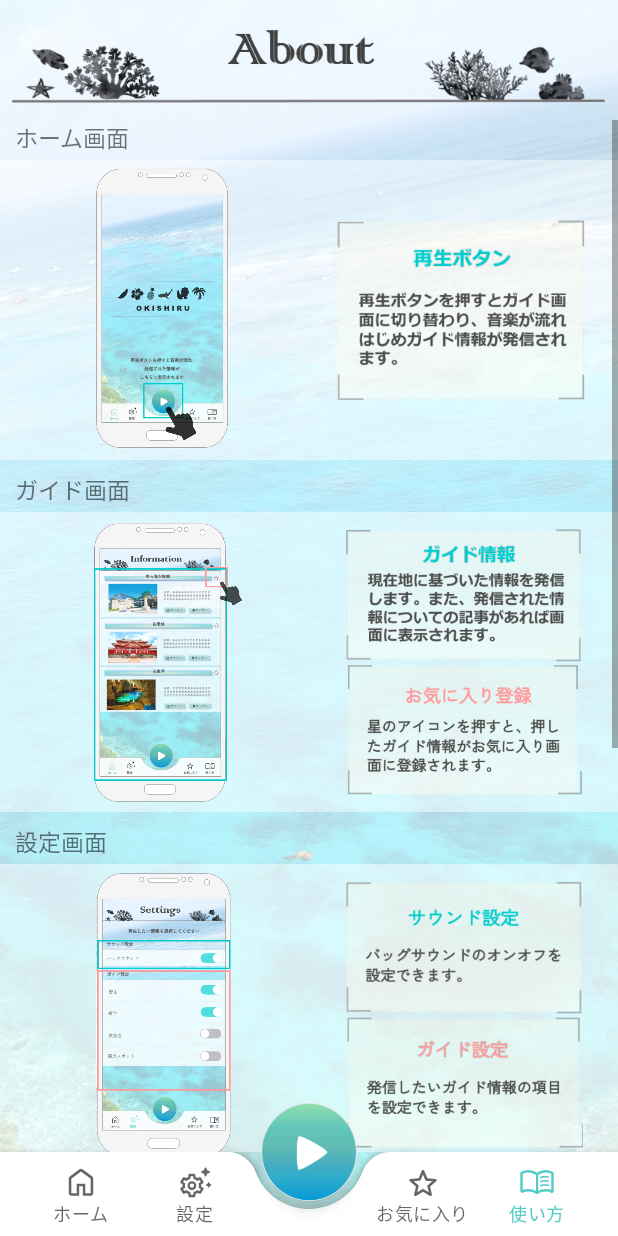
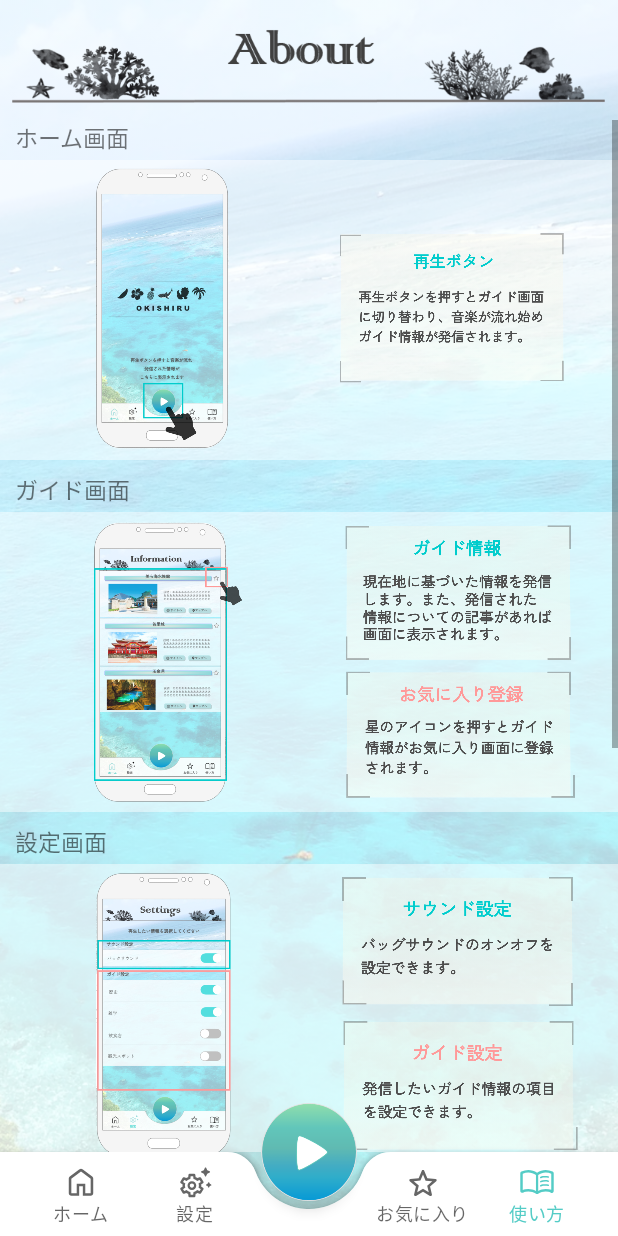
Before and after one commit to ssi17/okishiru, an Android app: the AboutFragment screen opened through its navigation route, on a phone screen of 412 x 824 dp. Run offline under Robolectric (Android 15) with nearby library versions, the phone set to English and light mode, and no system bars; our stand-ins replace Room's generated code, data binding, navigation-ui.

Commit message:
update text-image on about page

```diff
--- a/app/src/main/res/layout/fragment_about.xml
+++ b/app/src/main/res/layout/fragment_about.xml
@@ -104,26 +104,15 @@
                     <ImageView
                         android:id="@+id/guideText1"
                         android:layout_width="0dp"
-                        android:layout_height="100dp"
-                        android:paddingTop="10dp"
+                        android:layout_height="200dp"
+                        android:paddingRight="20dp"
+                        android:paddingLeft="15dp"
                         android:background="@color/white_77"
-                        android:src="@drawable/about_guide_text1"
-                        android:contentDescription="@string/description_guide_text1"
+                        android:src="@drawable/about_guide_favorite_text"
+                        android:contentDescription="@string/description_home_text"
                         app:layout_constraintEnd_toEndOf="parent"
                         app:layout_constraintStart_toEndOf="@id/guideImage"
                         app:layout_constraintTop_toTopOf="@id/guideImage" />
-
-                    <ImageView
-                        android:layout_width="0dp"
-                        android:layout_height="100dp"
-                        android:paddingBottom="10dp"
-                        android:id="@+id/guideText2"
-                        android:src="@drawable/about_guide_text2"
-                        android:background="@color/white_77"
-                        android:contentDescription="@string/description_guide_text2"
-                        app:layout_constraintTop_toBottomOf="@id/guideText1"
-                        app:layout_constraintStart_toStartOf="@id/guideText1"
-                        app:layout_constraintEnd_toEndOf="@id/guideText1" />
 
                     <!--設定画面-->
                     <TextView
@@ -152,27 +141,15 @@
                     <ImageView
                         android:id="@+id/settingText1"
                         android:layout_width="0dp"
-                        android:layout_height="100dp"
-                        android:paddingTop="10dp"
-                        android:layout_marginBottom="15dp"
+                        android:layout_height="200dp"
+                        android:paddingRight="20dp"
+                        android:paddingLeft="15dp"
                         android:background="@color/white_77"
-                        android:src="@drawable/about_setting_text1"
-                        android:contentDescription="@string/description_setting_text1"
+                        android:src="@drawable/about_sound_guide_settings_text"
+                        android:contentDescription="@string/description_home_text"
                         app:layout_constraintEnd_toEndOf="parent"
                         app:layout_constraintStart_toEndOf="@id/settingImage"
                         app:layout_constraintTop_toTopOf="@id/settingImage" />
-
-                    <ImageView
-                        android:layout_width="0dp"
-                        android:layout_height="100dp"
-                        android:paddingBottom="10dp"
-                        android:id="@+id/settingText2"
-                        android:src="@drawable/about_setting_text2"
-                        android:background="@color/white_77"
-                        android:contentDescription="@string/description_setting_text2"
-                        app:layout_constraintTop_toBottomOf="@id/settingText1"
-                        app:layout_constraintStart_toStartOf="@id/settingText1"
-                        app:layout_constraintEnd_toEndOf="@id/settingText1" />
 
                     <!--お気に入り画面-->
                     <TextView
```
Also changed, not shown: app/src/main/res/drawable/about_favorite_text.png, app/src/main/res/drawable/about_guide_favorite_text.png (added), app/src/main/res/drawable/about_guide_text1.png (deleted), app/src/main/res/drawable/about_guide_text2.png (deleted), app/src/main/res/drawable/about_home_text.png, app/src/main/res/drawable/about_setting_text1.png (deleted), app/src/main/res/drawable/about_setting_text2.png (deleted), app/src/main/res/drawable/about_sound_guide_settings_text.png (added).
